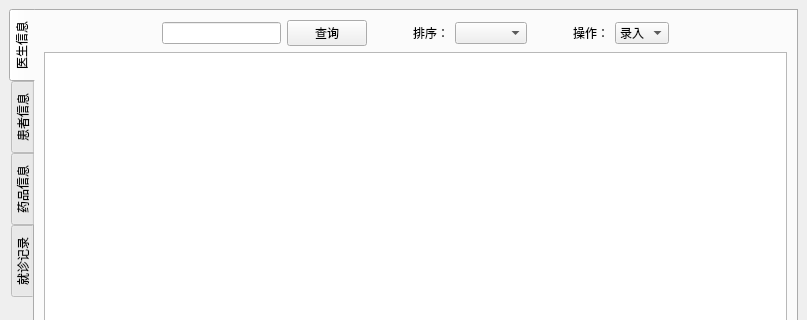
Old version of the form mainview.ui in the repository DgutGWK/QtCourse; both pictures show x 0 to 807 and y 0 to 320 of the 807 by 655 pixel window.
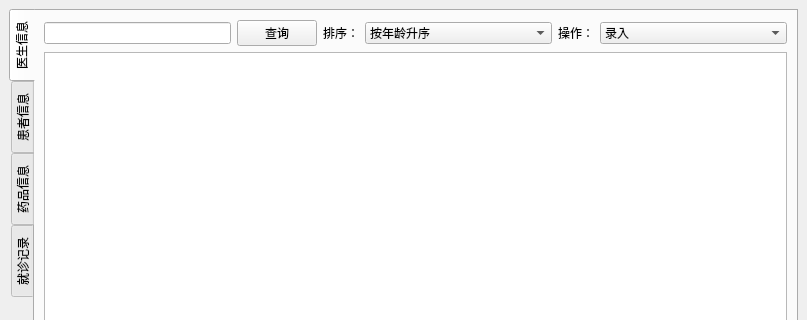
New version of the form. The open tabs and pages were chosen to show the change.

What changed in the file:
```diff
--- a/mainview.ui
+++ b/mainview.ui
@@ -58,72 +58,99 @@
         <item row="0" column="0">
          <layout class="QHBoxLayout" name="horizontalLayout_3">
           <item>
-           <spacer name="horizontalSpacer_15">
-            <property name="orientation">
-             <enum>Qt::Orientation::Horizontal</enum>
+           <widget class="QLineEdit" name="SearchDoctorEdit">
+            <property name="sizePolicy">
+             <sizepolicy hsizetype="Preferred" vsizetype="Fixed">
+              <horstretch>0</horstretch>
+              <verstretch>0</verstretch>
+             </sizepolicy>
             </property>
-            <property name="sizeHint" stdset="0">
-             <size>
-              <width>40</width>
-              <height>20</height>
-             </size>
-            </property>
-           </spacer>
-          </item>
-          <item>
-           <widget class="QLineEdit" name="SearchDoctorEdit"/>
+           </widget>
           </item>
           <item>
            <widget class="QPushButton" name="SearchDoctorButton">
+            <property name="sizePolicy">
+             <sizepolicy hsizetype="Fixed" vsizetype="Fixed">
+              <horstretch>0</horstretch>
+              <verstretch>0</verstretch>
+             </sizepolicy>
+            </property>
             <property name="text">
              <string>查询</string>
             </property>
            </widget>
           </item>
-          <item>
-           <spacer name="horizontalSpacer_16">
-            <property name="orientation">
-             <enum>Qt::Orientation::Horizontal</enum>
-            </property>
-            <property name="sizeType">
-             <enum>QSizePolicy::Policy::Fixed</enum>
-            </property>
-            <property name="sizeHint" stdset="0">
-             <size>
-              <width>40</width>
-              <height>20</height>
-             </size>
-            </property>
-           </spacer>
-          </item>
           <item>
            <widget class="QLabel" name="SortDoctorlabel">
+            <property name="sizePolicy">
+             <sizepolicy hsizetype="Fixed" vsizetype="Preferred">
+              <horstretch>0</horstretch>
+              <verstretch>0</verstretch>
+             </sizepolicy>
+            </property>
             <property name="text">
              <string>排序：</string>
             </property>
            </widget>
           </item>
           <item>
-           <widget class="QComboBox" name="SortDoctorcomboBox"/>
-          </item>
-          <item>
-           <spacer name="horizontalSpacer_13">
-            <property name="orientation">
-             <enum>Qt::Orientation::Horizontal</enum>
+           <widget class="QComboBox" name="SortDoctorcomboBox">
+            <property name="sizePolicy">
+             <sizepolicy hsizetype="Preferred" vsizetype="Fixed">
+              <horstretch>0</horstretch>
+              <verstretch>0</verstretch>
+             </sizepolicy>
             </property>
-            <property name="sizeType">
-             <enum>QSizePolicy::Policy::Fixed</enum>
-            </property>
-            <property name="sizeHint" stdset="0">
-             <size>
-              <width>40</width>
-              <height>20</height>
-             </size>
-            </property>
-           </spacer>
+            <item>
+             <property name="text">
+              <string>按年龄升序</string>
+             </property>
+            </item>
+            <item>
+             <property name="text">
+              <string>按年龄降序</string>
+             </property>
+            </item>
+            <item>
+             <property name="text">
+              <string>按身高升序</string>
+             </property>
+            </item>
+            <item>
+             <property name="text">
+              <string>按身高降序</string>
+             </property>
+            </item>
+            <item>
+             <property name="text">
+              <string>按体重升序</string>
+             </property>
+            </item>
+            <item>
+             <property name="text">
+              <string>按体重降序</string>
+             </property>
+            </item>
+            <item>
+             <property name="text">
+              <string>按入职时间升序</string>
+             </property>
+            </item>
+            <item>
+             <property name="text">
+              <string>按入职时间降序</string>
+             </property>
+            </item>
+           </widget>
           </item>
           <item>
            <widget class="QLabel" name="ActionDoctorlabel">
+            <property name="sizePolicy">
+             <sizepolicy hsizetype="Fixed" vsizetype="Preferred">
+              <horstretch>0</horstretch>
+              <verstretch>0</verstretch>
+             </sizepolicy>
+            </property>
             <property name="text">
              <string>操作：</string>
             </property>
@@ -131,6 +158,12 @@
           </item>
           <item>
            <widget class="QComboBox" name="ActionDoctorcomboBox">
+            <property name="sizePolicy">
+             <sizepolicy hsizetype="Preferred" vsizetype="Fixed">
+              <horstretch>0</horstretch>
+              <verstretch>0</verstretch>
+             </sizepolicy>
+            </property>
             <item>
              <property name="text">
               <string>录入</string>
@@ -158,19 +191,6 @@
             </item>
            </widget>
           </item>
-          <item>
-           <spacer name="horizontalSpacer_18">
-            <property name="orientation">
-             <enum>Qt::Orientation::Horizontal</enum>
-            </property>
-            <property name="sizeHint" stdset="0">
-             <size>
-              <width>40</width>
-              <height>20</height>
-             </size>
-            </property>
-           </spacer>
-          </item>
          </layout>
         </item>
        </layout>
```
Left out of the diff: 333 changed lines with no effect on the pictures.
